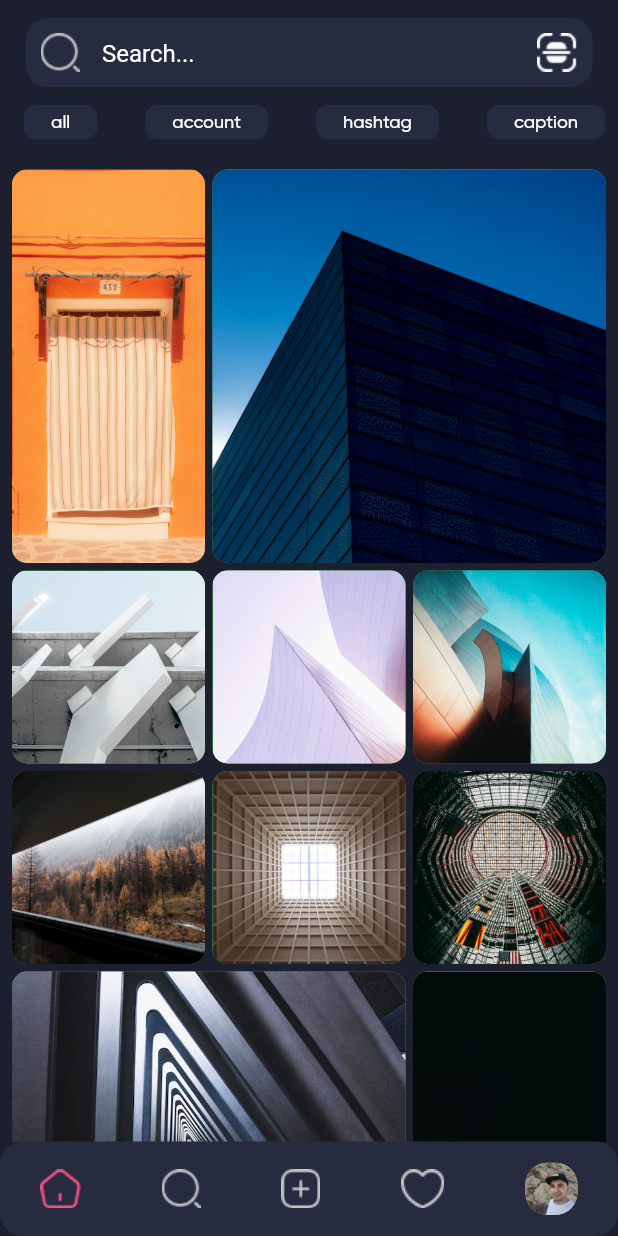
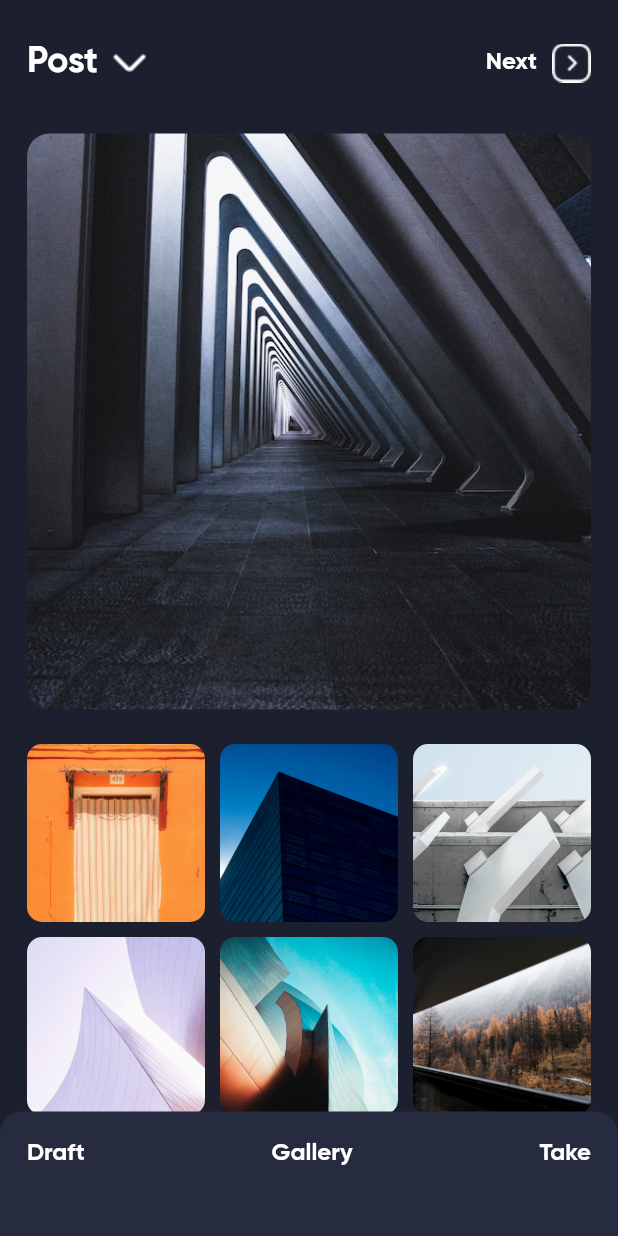
Before and after one commit to omidkarami77/Instagram, a Flutter app: the screen it shows after launch, on a phone screen of 412 x 824 dp. Run offline on Flutter 3.47's test engine with Material 2 defaults, Android fonts, the phone set to English and light mode, and no system bars; our stand-ins replace dotted_border.

Commit message:
finished content page

```diff
--- a/lib/main.dart
+++ b/lib/main.dart
@@ -1,5 +1,6 @@
 import 'package:flutter/material.dart';
 import 'package:instagram/login.dart';
+import 'package:instagram/screens/add_content.dart';
 import 'package:instagram/screens/home_screens.dart';
 import 'package:instagram/screens/search_screen.dart';
 
@@ -32,7 +33,7 @@ class Application extends StatelessWidget {
         ),
       ),
       debugShowCheckedModeBanner: false,
-      home: SearchScreen(),
+      home: AddContentScreen(),
     );
   }
 }
--- /dev/null
+++ b/lib/screens/add_content.dart
@@ -0,0 +1,152 @@
+import 'package:flutter/material.dart';
+
+class AddContentScreen extends StatelessWidget {
+  const AddContentScreen({super.key});
+
+  @override
+  Widget build(BuildContext context) {
+    return Scaffold(
+      backgroundColor: Color(0xff1C1F2E),
+      body: SafeArea(
+          child: Stack(
+        alignment: AlignmentDirectional.bottomCenter,
+        children: [
+          getCustomScrollView(),
+          Container(
+            height: 83,
+            width: double.infinity,
+            decoration: BoxDecoration(
+              color: Color(0xff272B40),
+              borderRadius: BorderRadius.only(
+                topLeft: Radius.circular(15),
+                topRight: Radius.circular(15),
+              ),
+            ),
+            child: Padding(
+              padding: EdgeInsets.symmetric(horizontal: 18, vertical: 18),
+              child: Row(
+                  crossAxisAlignment: CrossAxisAlignment.start,
+                  mainAxisAlignment: MainAxisAlignment.spaceBetween,
+                  children: [
+                    Text(
+                      "Draft",
+                      style: TextStyle(
+                          color: Colors.white, fontSize: 16, fontFamily: "GB"),
+                    ),
+                    Text(
+                      "Gallery",
+                      style: TextStyle(
+                          color: Colors.white, fontSize: 16, fontFamily: "GB"),
+                    ),
+                    Text(
+                      "Take",
+                      style: TextStyle(
+                          color: Colors.white, fontSize: 16, fontFamily: "GB"),
+                    ),
+                  ]),
+            ),
+          ),
+        ],
+      )),
+    );
+  }
+
+  Widget getCustomScrollView() {
+    return CustomScrollView(
+      slivers: [
+        SliverToBoxAdapter(
+          child: getHeader(),
+        ),
+        SliverToBoxAdapter(
+          child: getSelectImageContainer(),
+        ),
+        SliverPadding(
+          padding: EdgeInsets.symmetric(horizontal: 18, vertical: 18),
+          sliver: SliverGrid(
+            gridDelegate: const SliverGridDelegateWithFixedCrossAxisCount(
+              crossAxisCount: 3,
+              mainAxisSpacing: 10,
+              crossAxisSpacing: 10,
+            ),
+            delegate: SliverChildBuilderDelegate(
+              (context, index) {
+                return Container(
+                  decoration: BoxDecoration(
+                    borderRadius: BorderRadius.all(
+                      Radius.circular(10),
+                    ),
+                  ),
+                  child: ClipRRect(
+                    borderRadius: BorderRadius.all(
+                      Radius.circular(10),
+                    ),
+                    child: FittedBox(
+                      fit: BoxFit.cover,
+                      child: Image.asset('images/item$index.png'),
+                    ),
+                  ),
+                );
+              },
+              childCount: 10,
+            ),
+          ),
+        ),
+        SliverPadding(padding: EdgeInsets.only(bottom: 83))
+      ],
+    );
+  }
+
+  Widget getSelectImageContainer() {
+    return Container(
+      padding: EdgeInsets.symmetric(horizontal: 18, vertical: 5),
+      height: 394,
+      decoration:
+          BoxDecoration(borderRadius: BorderRadius.all(Radius.circular(15))),
+      width: double.infinity,
+      child: ClipRRect(
+        borderRadius: BorderRadius.all(
+          Radius.circular(15),
+        ),
+        child: FittedBox(
+          fit: BoxFit.cover,
+          child: Image.asset(
+            'images/item8.png',
+          ),
+        ),
+      ),
+    );
+  }
+
+  Widget getHeader() {
+    return Padding(
+      padding: EdgeInsets.symmetric(vertical: 27, horizontal: 18),
+      child: Row(children: [
+        Text(
+          'Post',
+          style: TextStyle(
+            color: Colors.white,
+            fontFamily: 'GB',
+            fontSize: 24,
+          ),
+        ),
+        SizedBox(
+          width: 10,
+        ),
+        Image.asset('images/arrow_down.png'),
+        Spacer(),
+        Text(
+          'Next',
+          style: TextStyle(
+            color: Colors.white,
+            fontFamily: 'GB',
+            fontSize: 16,
+          ),
+        ),
+        SizedBox(
+          width: 10,
+        ),
+        Image.asset('images/arrow_right.png'),
+      ]),
+    );
+  }
+}
```
Also changed, not shown: content.png (added), images/arrow_down.png (added), images/arrow_right.png (added), pubspec.lock.
